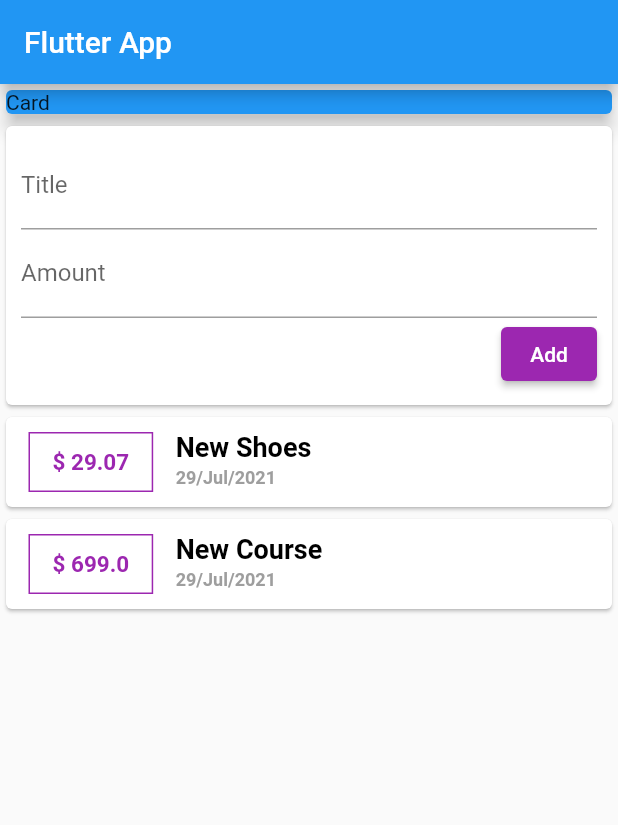
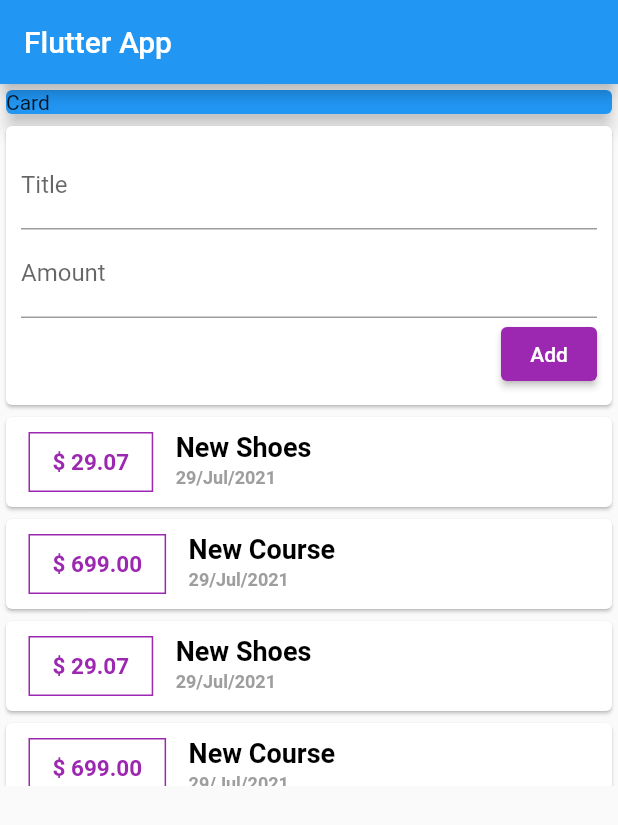
Before and after one commit to chidambararajab/flutter_expense_app, a Flutter app: the screen it shows after launch, after a tap on "Add", on a phone screen of 412 x 824 dp. Shown: the top 825 px of the screen. Run offline on Flutter 3.47's test engine with Material 2 defaults, Android fonts, the phone set to English and light mode, and no system bars.

Commit message:
ListsView, Scrolling & Text Input, Output

```diff
--- a/lib/main.dart
+++ b/lib/main.dart
@@ -30,9 +30,11 @@ class MyHomePage extends StatelessWidget {
               color: Colors.blue,
               child: Text('Card'),
               elevation: 5,
-                )),
+            ),
+          ),
           UserTransaction(),
         ],
-        ));
+      ),
+    );
   }
 }
--- a/lib/widgets/new_transaction.dart
+++ b/lib/widgets/new_transaction.dart
@@ -9,6 +9,20 @@ class NewTransaction extends StatelessWidget {
   // String amountInput;
   final Function _addNewTransaction;
   NewTransaction(this._addNewTransaction);
+
+  void submitData() {
+    final enteredTitle = titleController.text;
+    final enteredAmount = double.parse(amountController.text);
+
+    if (enteredAmount <= 0 && enteredTitle.isEmpty) {
+      return;
+    }
+
+    _addNewTransaction(
+      titleController.text,
+      double.parse(amountController.text),
+    );
+  }
 
   @override
   Widget build(BuildContext context) {
@@ -24,6 +38,7 @@ class NewTransaction extends StatelessWidget {
                 labelText: 'Title',
               ),
               controller: titleController,
+              onSubmitted: (_) => submitData(),
               // onChanged: (value) => titleInput = value,
             ),
             TextField(
@@ -31,6 +46,8 @@ class NewTransaction extends StatelessWidget {
                 labelText: 'Amount',
               ),
               controller: amountController,
+              keyboardType: TextInputType.number,
+              onSubmitted: (_) => submitData(),
               // onChanged: (value) {
               //   amountInput = value;
               // },
@@ -39,10 +56,7 @@ class NewTransaction extends StatelessWidget {
               style: ButtonStyle(
                 backgroundColor: MaterialStateProperty.all(Colors.purple),
               ),
-              onPressed: () {
-                _addNewTransaction(
-                    titleController.text, double.parse(amountController.text));
-              },
+              onPressed: submitData,
               child: Text('Add'),
             )
           ],
--- a/lib/widgets/transaction_list.dart
+++ b/lib/widgets/transaction_list.dart
@@ -8,10 +8,10 @@ class TransactionList extends StatelessWidget {
   @override
   Widget build(BuildContext context) {
     return Container(
-      child: Column(children: <Widget>[
-        ...(transactions)
-            .map(
-              (transaction) => Card(
+      height: 250,
+      child: ListView.builder(
+        itemBuilder: (ctx, index) {
+          return Card(
             child: Row(
               children: <Widget>[
                 Container(
@@ -29,7 +29,7 @@ class TransactionList extends StatelessWidget {
                     width: 1,
                   )),
                   child: Text(
-                      '\$ ${transaction.amount}',
+                    '\$ ${transactions[index].amount.toStringAsFixed(2)}',
                     style: TextStyle(
                       fontWeight: FontWeight.bold,
                       fontSize: 15,
@@ -41,7 +41,7 @@ class TransactionList extends StatelessWidget {
                   crossAxisAlignment: CrossAxisAlignment.start,
                   children: <Widget>[
                     Text(
-                        transaction.title,
+                      transactions[index].title,
                       style: TextStyle(
                         fontWeight: FontWeight.bold,
                         fontSize: 18,
@@ -49,10 +49,10 @@ class TransactionList extends StatelessWidget {
                       ),
                     ),
                     Container(
-                        margin:
-                            EdgeInsets.symmetric(horizontal: 0, vertical: 3),
+                      margin: EdgeInsets.symmetric(horizontal: 0, vertical: 3),
                       child: Text(
-                          DateFormat('dd/MMM/yyyy').format(transaction.date),
+                        DateFormat('dd/MMM/yyyy')
+                            .format(transactions[index].date),
                         style: TextStyle(
                           fontWeight: FontWeight.bold,
                           fontSize: 12,
@@ -63,10 +63,11 @@ class TransactionList extends StatelessWidget {
                   ],
                 )
               ],
-              )),
-            )
-            .toList(),
-      ]),
+            ),
+          );
+        },
+        itemCount: transactions.length,
+      ),
     );
   }
 }
--- a/lib/widgets/user_tansaction.dart
+++ b/lib/widgets/user_tansaction.dart
@@ -22,7 +22,43 @@ class _UserTransactionState extends State<UserTransaction> {
       title: 'New Course',
       amount: 699,
       date: DateTime.now(),
-    )
+    ),
+    Transaction(
+      id: 't1',
+      title: 'New Shoes',
+      amount: 29.07,
+      date: DateTime.now(),
+    ),
+    Transaction(
+      id: 't2',
+      title: 'New Course',
+      amount: 699,
+      date: DateTime.now(),
+    ),
+    Transaction(
+      id: 't1',
+      title: 'New Shoes',
+      amount: 29.07,
+      date: DateTime.now(),
+    ),
+    Transaction(
+      id: 't2',
+      title: 'New Course',
+      amount: 699,
+      date: DateTime.now(),
+    ),
+    Transaction(
+      id: 't1',
+      title: 'New Shoes',
+      amount: 29.07,
+      date: DateTime.now(),
+    ),
+    Transaction(
+      id: 't2',
+      title: 'New Course',
+      amount: 699,
+      date: DateTime.now(),
+    ),
   ];
 
   void _addNewTransaction(String txTitle, double txAmount) {
```
Lines whose indentation alone changed are shown as unchanged.
